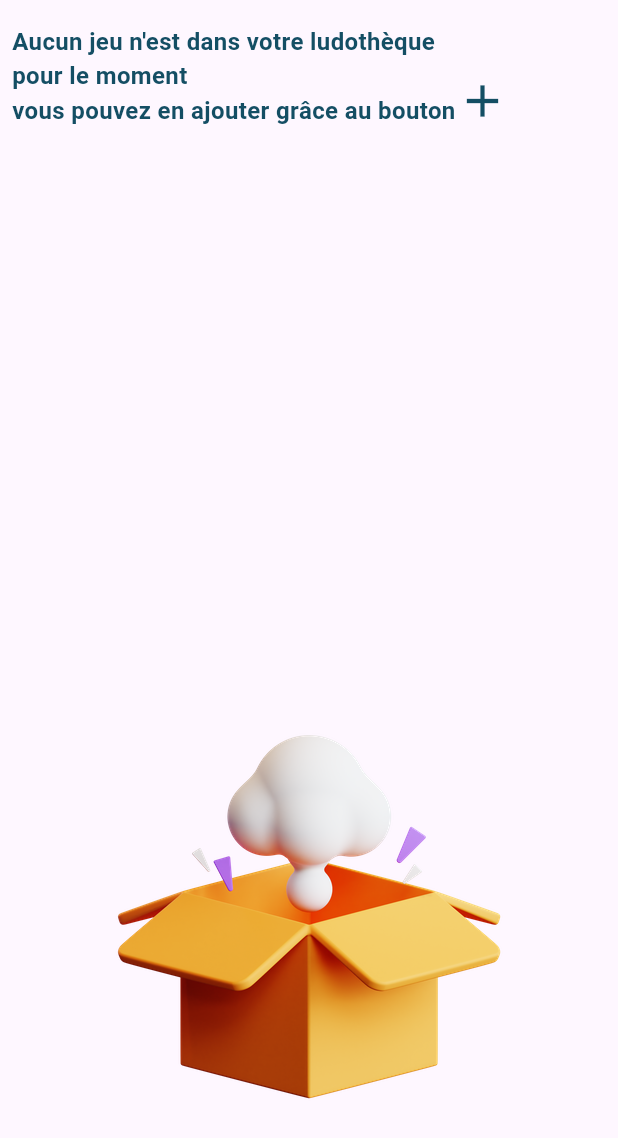
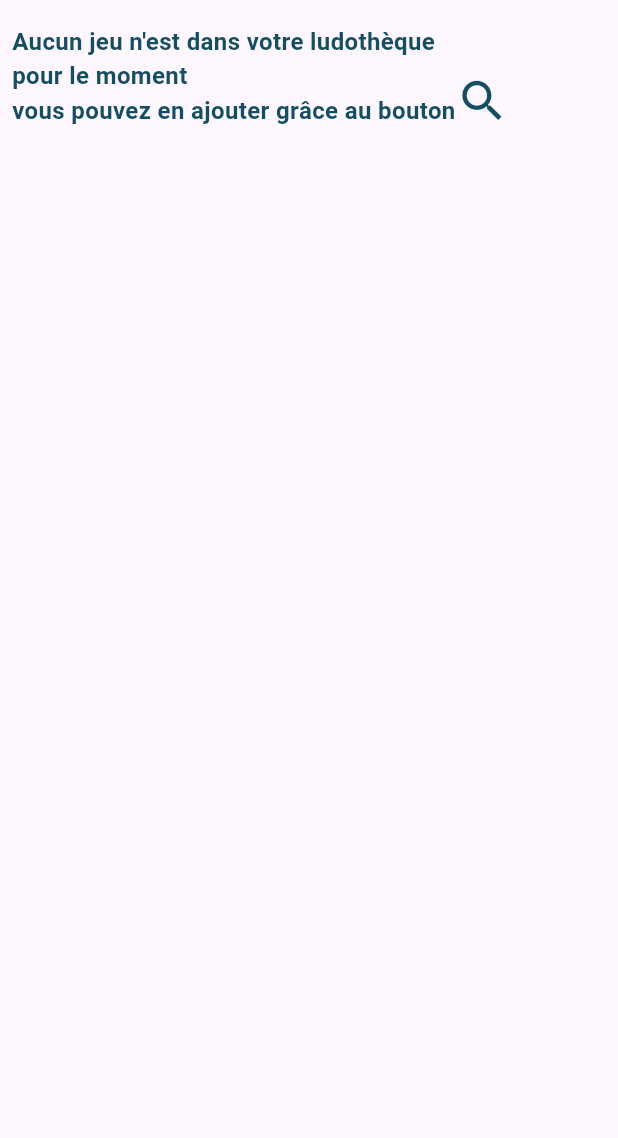
Before and after one commit to laurent-pincemaille/weeple, a Flutter app: the EmptyListContent widget shown alone on an empty page, opened directly, on a phone screen of 412 x 824 dp. Shown: the top 1138 px of the screen. Run offline on Flutter 3.47's test engine with Material 3 defaults, Android fonts, the light colour scheme and no system bars; our stand-ins replace flutter_riverpod; network calls fail.

Commit message:
search screen added

```diff
--- a/frontend_vahouche/weeple/lib/fake_data/users.dart
+++ b/frontend_vahouche/weeple/lib/fake_data/users.dart
@@ -20,8 +20,8 @@ List<User> users = [
       gamesDB.where((game) => game.id == "id9").toList()[0],
     ],
     wishlist: [
-      gamesDB.where((game) => game.id == "id1").toList()[0],
-      gamesDB.where((game) => game.id == "id2").toList()[0],
+      // gamesDB.where((game) => game.id == "id1").toList()[0],
+      // gamesDB.where((game) => game.id == "id2").toList()[0],
     ],
   ),
 ];
--- a/frontend_vahouche/weeple/lib/screens/game_details.dart
+++ b/frontend_vahouche/weeple/lib/screens/game_details.dart
@@ -65,7 +65,7 @@ class GameDetails extends StatelessWidget {
                                     child: const Text("Oui"),
                                   ),
                                 ],
-                              )
+                              ),
                             ],
                           ),
                         ),
--- a/frontend_vahouche/weeple/lib/widgets/games/empty_game_list_content.dart
+++ b/frontend_vahouche/weeple/lib/widgets/games/empty_game_list_content.dart
@@ -27,18 +27,12 @@ vous pouvez en ajouter grâce au bouton""",
                     fontWeight: FontWeight.bold),
               ),
               const Icon(
-                Icons.add,
+                Icons.search_outlined,
                 size: 36,
                 color: primaryColor,
               )
             ],
           ),
-          const Spacer(),
-          const Image(
-            image: AssetImage("assets/empty.webp"),
-            width: 300,
-          ),
-          const SizedBox(height: 64),
         ],
       ),
     );
--- a/frontend_vahouche/weeple/lib/widgets/navigation/ludotheque.dart
+++ b/frontend_vahouche/weeple/lib/widgets/navigation/ludotheque.dart
@@ -11,8 +11,8 @@ class Ludotheque extends StatelessWidget {
   Widget build(BuildContext context) {
     final List gameList = user.ludotheque;
     if (gameList.isEmpty) {
-      return const EmptyListContent(gameListType: 'ludotehèque');
+      return const EmptyListContent(gameListType: "ludothèque");
     }
-    return GameList(user: user, gameListType: "ludotheque");
+    return GameList(user: user, gameListType: "ludothèque");
   }
 }
```
Also changed, not shown: frontend_vahouche/weeple/lib/screens/home.dart (+12 -1 lines), frontend_vahouche/weeple/lib/screens/login.dart (+7 -1 lines), frontend_vahouche/weeple/lib/screens/search_a_game.dart (added, +47 -0 lines), frontend_vahouche/weeple/lib/widgets/games/game_list.dart (+5 -2 lines).
